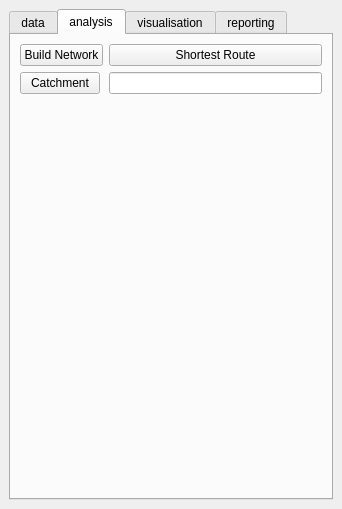
The window that SpatialDecision/spatial_decision_dockwidget_base.ui (jorgegil/GEO1005) describes before a commit, drawn with Qt 5.
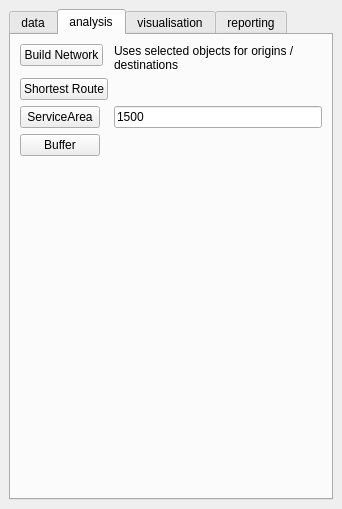
The same window after the commit. The open tabs and pages were chosen to show the change.

Commit message: service area and buffer analysis

```diff
--- a/SpatialDecision/spatial_decision_dockwidget_base.ui
+++ b/SpatialDecision/spatial_decision_dockwidget_base.ui
@@ -87,13 +87,6 @@
         <string>analysis</string>
        </attribute>
        <layout class="QFormLayout" name="formLayout_4">
-        <item row="1" column="1">
-         <widget class="QPushButton" name="shortestRouteButton">
-          <property name="text">
-           <string>Shortest Route</string>
-          </property>
-         </widget>
-        </item>
         <item row="1" column="0">
          <widget class="QPushButton" name="setNetworkButton">
           <property name="text">
@@ -101,15 +94,43 @@
           </property>
          </widget>
         </item>
+        <item row="3" column="0">
+         <widget class="QPushButton" name="serviceAreaButton">
+          <property name="text">
+           <string>ServiceArea</string>
+          </property>
+         </widget>
+        </item>
+        <item row="3" column="1">
+         <widget class="QLineEdit" name="serviceAreaCutoffEdit">
+          <property name="text">
+           <string>1500</string>
+          </property>
+         </widget>
+        </item>
         <item row="2" column="0">
-         <widget class="QPushButton" name="catchmentRange">
+         <widget class="QPushButton" name="shortestRouteButton">
           <property name="text">
-           <string>Catchment</string>
+           <string>Shortest Route</string>
           </property>
          </widget>
         </item>
-        <item row="2" column="1">
-         <widget class="QLineEdit" name="catchmentRangeEdit"/>
+        <item row="1" column="1">
+         <widget class="QLabel" name="networkLabel">
+          <property name="text">
+           <string>Uses selected objects for origins / destinations</string>
+          </property>
+          <property name="wordWrap">
+           <bool>true</bool>
+          </property>
+         </widget>
+        </item>
+        <item row="4" column="0">
+         <widget class="QPushButton" name="bufferButton">
+          <property name="text">
+           <string>Buffer</string>
+          </property>
+         </widget>
         </item>
        </layout>
       </widget>
```
Left out of the diff: 26 changed lines with no effect on the pictures. The commit also changes 4 other files.
